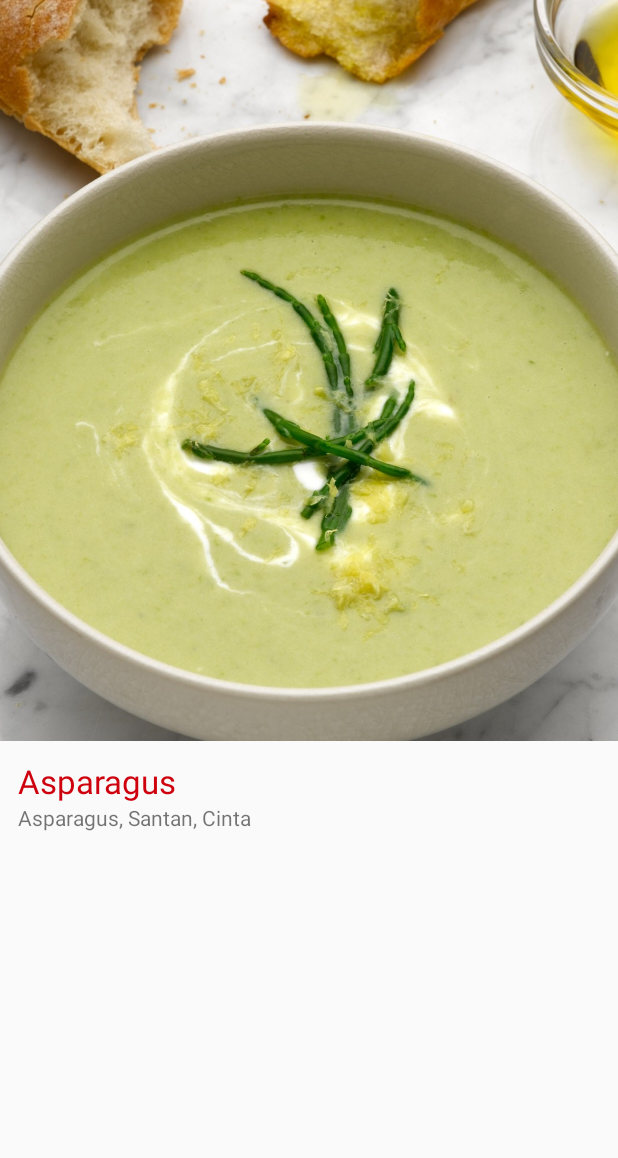
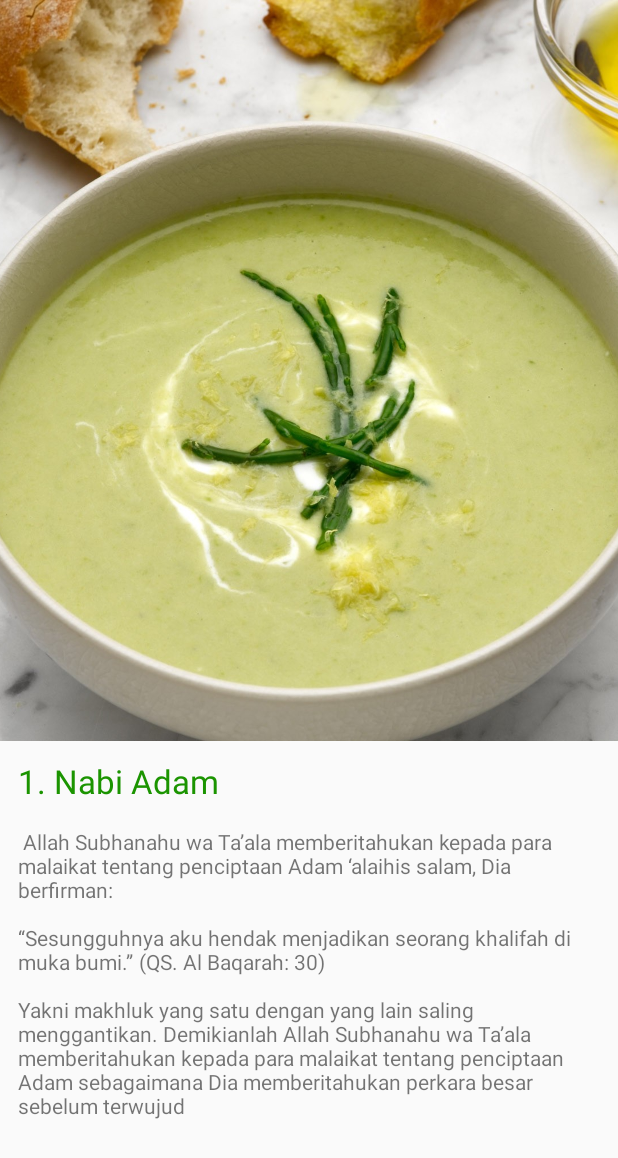
Before and after one commit to nafiantaBp1996/NabiRosul, an Android app: the ResepDetailFragment screen opened directly, with no data from a screen before it, on a phone screen of 412 x 824 dp. Shown: the top 1158 px of the screen. Run offline under Robolectric (Android 15) with nearby library versions, the phone set to English and light mode, and no system bars; 1 statement that could not run was skipped.

Commit message:
baru dan isi

```diff
--- a/app/src/main/AndroidManifest.xml
+++ b/app/src/main/AndroidManifest.xml
@@ -21,7 +21,7 @@
             android:name=".DetailActivity"
             android:theme="@style/AppTheme" />
         <activity android:name=".MainActivity"
-            android:theme="@style/AppTheme"></activity>
+            android:theme="@style/AppTheme2"></activity>
     </application>
 
 </manifest>
--- a/app/src/main/java/com/example/nfnt/fragment_week2/Resep.java
+++ b/app/src/main/java/com/example/nfnt/fragment_week2/Resep.java
@@ -12,9 +12,7 @@ public class Resep {
     private int gambar_makanan;
 
     public static final Resep[] resepmakanan = {
-            new Resep("Asparagus", "Asparagus, Santan, Cinta",R.drawable.asparagus),
-            new Resep("Tenderloin Steak", "Tenderloin Beef, Mentega, Rindu, Kasih",R.drawable.tender),
-            new Resep("Pasta Gigi", "Pasta Makaroni, Bawang, Cheese, Ckrek",R.drawable.asparagus),
+            new Resep("1. Nabi Adam","\n Allah Subhanahu wa Ta’ala memberitahukan kepada para malaikat tentang penciptaan Adam ‘alaihis salam, Dia berfirman:\n"+"\n" + "“Sesungguhnya aku hendak menjadikan seorang khalifah di muka bumi.” (QS. Al Baqarah: 30)\n" + "\n" + "Yakni makhluk yang satu dengan yang lain saling menggantikan. Demikianlah Allah Subhanahu wa Ta’ala memberitahukan kepada para malaikat tentang penciptaan Adam sebagaimana Dia memberitahukan perkara besar sebelum terwujud", R.drawable.asparagus),
     };
     public Resep(String nama, String detail,int gambar){
         this.nama_makanan = nama;
--- a/app/src/main/java/com/example/nfnt/fragment_week2/ResepDetailFragment.java
+++ b/app/src/main/java/com/example/nfnt/fragment_week2/ResepDetailFragment.java
@@ -44,7 +44,6 @@ public class ResepDetailFragment extends Fragment {
         super.onStart();
         View view = getView();
         if (view != null) {
-
             TextView tittle = (TextView) view.findViewById(R.id.textJudul);
             Resep resep = Resep.resepmakanan[(int) resepId];
             tittle.setText(resep.getNama_makanan());
--- a/app/src/main/res/layout-land/fragment_resep_detail.xml
+++ b/app/src/main/res/layout-land/fragment_resep_detail.xml
@@ -34,6 +34,5 @@
         android:layout_weight="3"
         android:layout_height="match_parent"
         android:scaleType="centerCrop"
-
         />
 </LinearLayout>
--- a/app/src/main/res/layout/fragment_resep_detail.xml
+++ b/app/src/main/res/layout/fragment_resep_detail.xml
@@ -11,7 +11,8 @@
         android:layout_width="match_parent"
         android:layout_height="0dp"
         android:layout_weight="3"
-        android:scaleType="centerCrop"/>
+        android:scaleType="centerCrop" />
+
     <LinearLayout
         android:padding="12dp"
         android:layout_width="match_parent"
--- a/app/src/main/res/values/colors.xml
+++ b/app/src/main/res/values/colors.xml
@@ -1,6 +1,6 @@
 <?xml version="1.0" encoding="utf-8"?>
 <resources>
-    <color name="colorPrimary">#e20413</color>
-    <color name="colorPrimaryDark">#ce000e</color>
-    <color name="colorAccent">#FF4081</color>
+    <color name="colorPrimary">#2ed74a</color>
+    <color name="colorPrimaryDark">#1b9400</color>
+    <color name="colorAccent">#beffab</color>
 </resources>
--- a/app/src/main/res/values/strings.xml
+++ b/app/src/main/res/values/strings.xml
@@ -1,3 +1,3 @@
 <resources>
-    <string name="app_name">Makana</string>
+    <string name="app_name">25NabiRosul</string>
 </resources>
```
Also changed, not shown: app/src/main/java/com/example/nfnt/fragment_week2/HomePage.java (+7 -3 lines).
